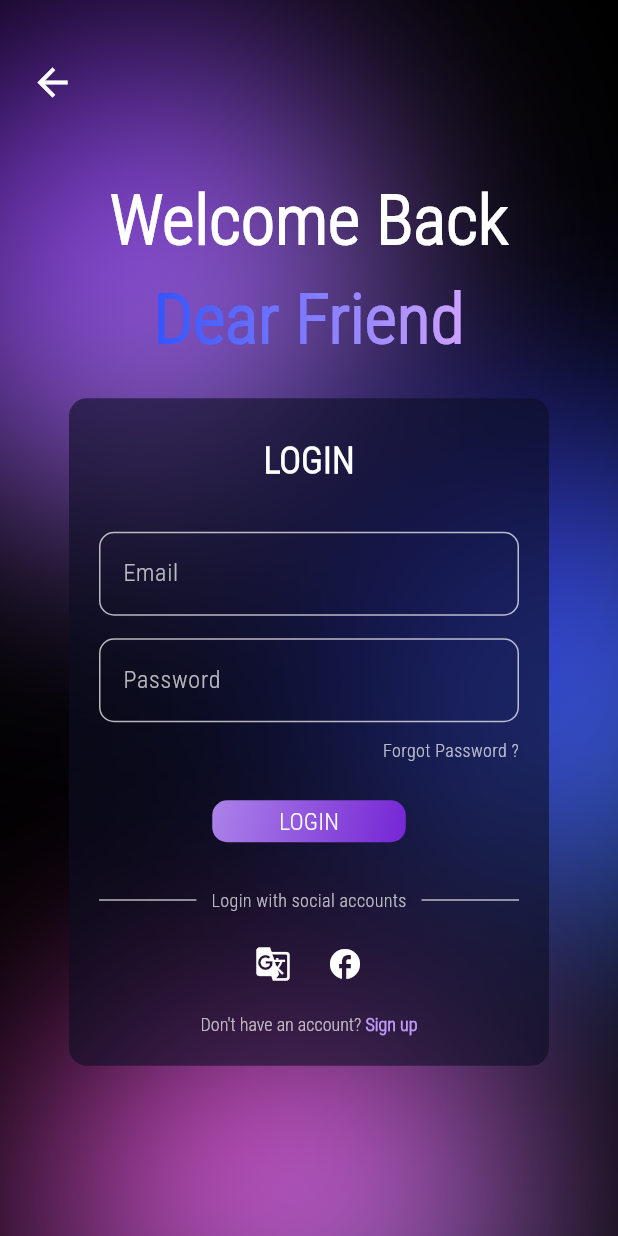
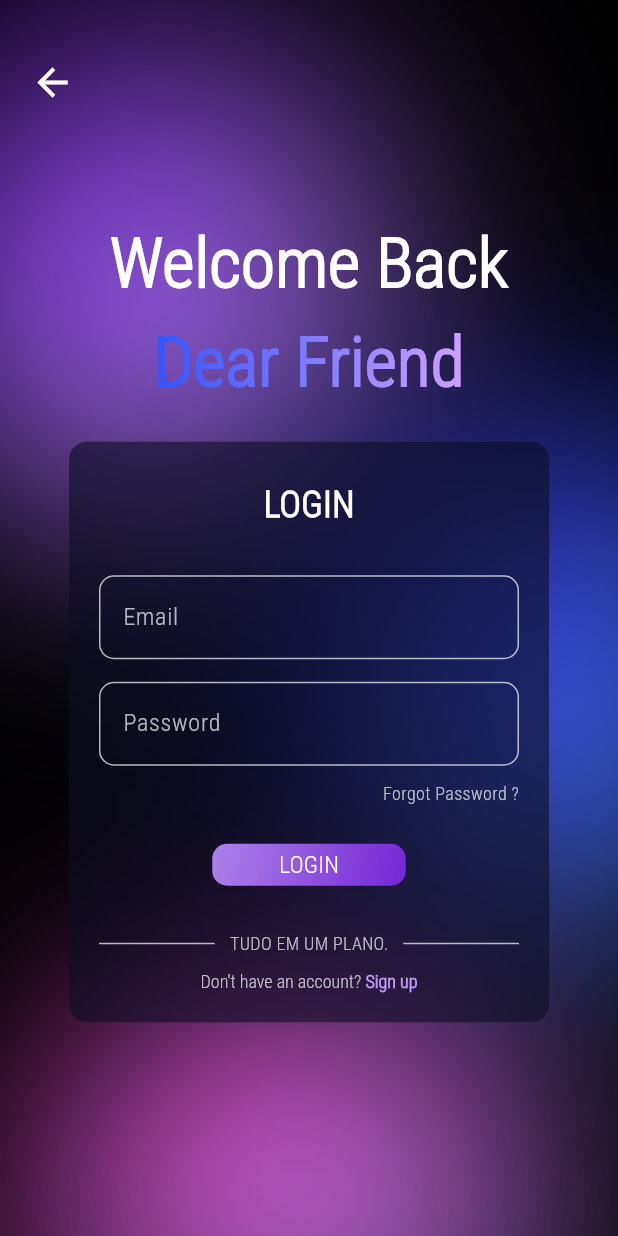
Before and after one commit to laviniadalbello/pi, a Flutter app: the screen it shows after launch, after a tap on "Get started", on a phone screen of 412 x 824 dp. Run offline on Flutter 3.47's test engine with Material 3 defaults, Android fonts, the phone set to English and light mode, and no system bars; our stand-ins replace cloud_firestore, file_picker, firebase_auth, firebase_core, flutter_svg, google_generative_ai and 3 more; missing offline and left inert: image_picker_web, universal_html; accounts and stored records are empty; network calls fail; statements that could not run were skipped.

Commit message:
login atualizado fé

```diff
--- a/lib/src/pages/login.dart
+++ b/lib/src/pages/login.dart
@@ -263,7 +263,7 @@ class _LoginPageState extends State<LoginPage> {
                   ),
                 ),
                 Text(
-                  "Login with social accounts",
+                  "TUDO EM UM PLANO.",
                   style: TextStyle(color: Colors.white70, fontSize: 12),
                 ),
                 Expanded(
@@ -272,20 +272,6 @@ class _LoginPageState extends State<LoginPage> {
                     thickness: 1,
                     indent: 10,
                   ),
-                ),
-              ],
-            ),
-            const SizedBox(height: 10),
-            Row(
-              mainAxisAlignment: MainAxisAlignment.center,
-              children: [
-                IconButton(
-                  icon: const Icon(Icons.g_translate, color: Colors.white),
-                  onPressed: () {},
-                ),
-                IconButton(
-                  icon: const Icon(Icons.facebook, color: Colors.white),
-                  onPressed: () {},
                 ),
               ],
             ),
```
